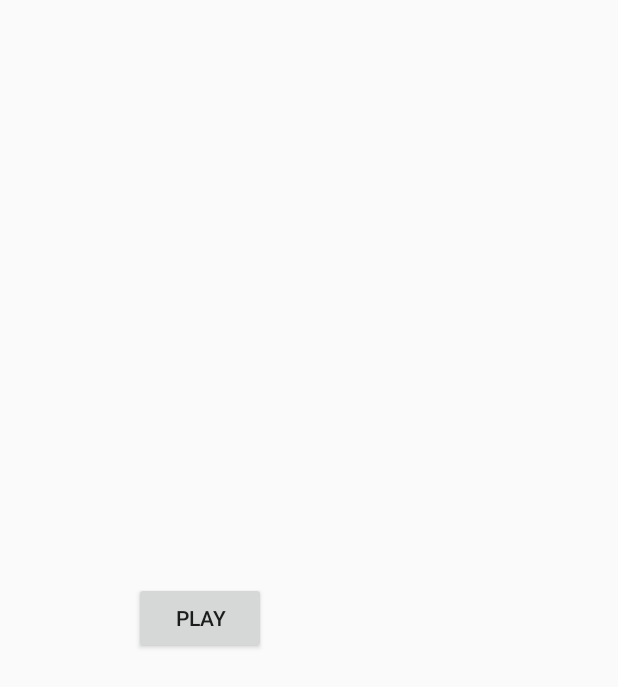
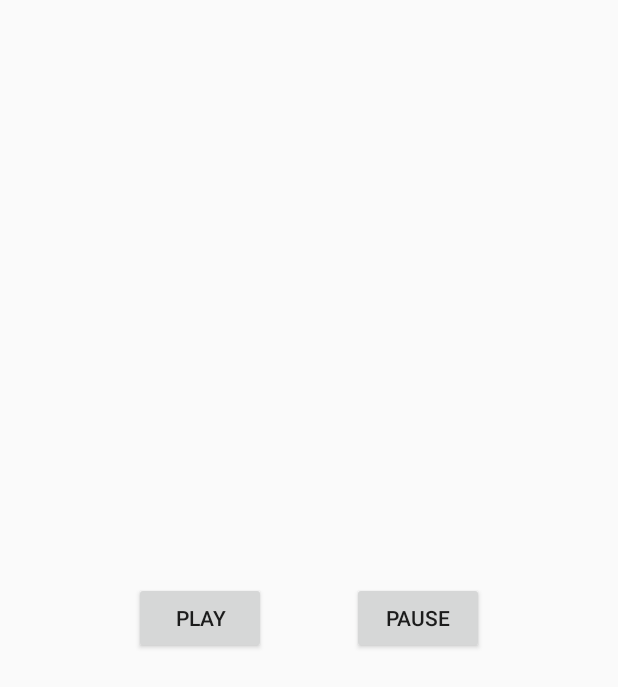
Before and after one commit to stewilondanga/music-player, an Android app: the screen it shows after launch (MainActivity), on a phone screen of 412 x 824 dp. Shown: the top 687 px of the screen. Run offline under Robolectric (Android 15) with nearby library versions, the phone set to English and light mode, and no system bars; 3 statements that could not run were skipped.

Commit message:
add app/src/main/res/layout/activity_main.xml

```diff
--- a/app/src/main/res/layout/activity_main.xml
+++ b/app/src/main/res/layout/activity_main.xml
@@ -18,4 +18,16 @@
         app:layout_constraintRight_toRightOf="parent"
         app:layout_constraintTop_toTopOf="parent"
         app:layout_constraintVertical_bias="0.500"/>
+
+    <Button
+        android:id="@+id/stop"
+        android:layout_width="wrap_content"
+        android:layout_height="wrap_content"
+        android:text="Pause"
+        app:layout_constraintBottom_toBottomOf="parent"
+        app:layout_constraintHorizontal_bias="0.725"
+        app:layout_constraintLeft_toLeftOf="parent"
+        app:layout_constraintRight_toRightOf="parent"
+        app:layout_constraintTop_toTopOf="parent"
+        app:layout_constraintVertical_bias="0.500"/>
 </android.support.constraint.ConstraintLayout>
```
